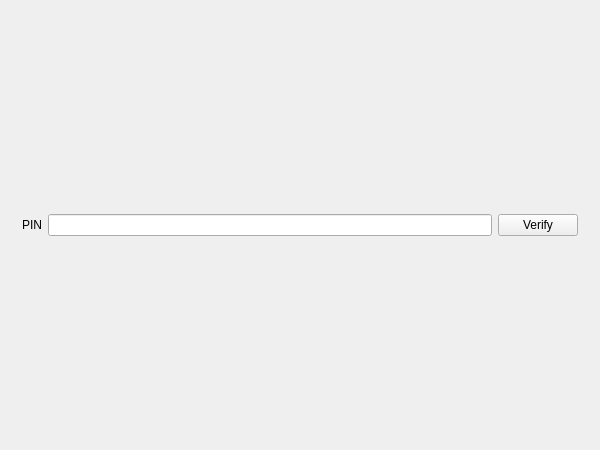
Old version of the form src/user/mainwidget.ui in the repository MichaelLugq/ukey-auth.
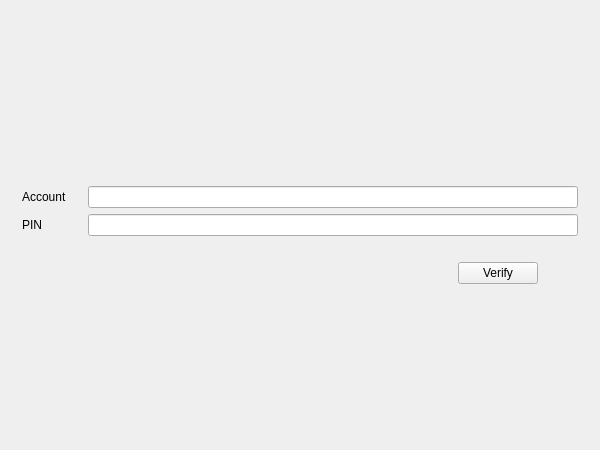
New version of the form. The open tabs and pages were chosen to show the change.

```diff
--- a/src/user/mainwidget.ui
+++ b/src/user/mainwidget.ui
@@ -22,22 +22,65 @@
      <widget class="QWidget" name="page_pin">
       <layout class="QVBoxLayout" name="verticalLayout_3">
        <item>
-        <spacer name="verticalSpacer_2">
+        <spacer name="verticalSpacer">
          <property name="orientation">
           <enum>Qt::Vertical</enum>
          </property>
          <property name="sizeHint" stdset="0">
           <size>
            <width>20</width>
-           <height>186</height>
+           <height>129</height>
           </size>
          </property>
         </spacer>
        </item>
+       <item>
+        <spacer name="horizontalSpacer_5">
+         <property name="orientation">
+          <enum>Qt::Horizontal</enum>
+         </property>
+         <property name="sizeHint" stdset="0">
+          <size>
+           <width>561</width>
+           <height>20</height>
+          </size>
+         </property>
+        </spacer>
+       </item>
+       <item>
+        <layout class="QHBoxLayout" name="horizontalLayout_7">
+         <item>
+          <widget class="QLabel" name="label_7">
+           <property name="minimumSize">
+            <size>
+             <width>60</width>
+             <height>0</height>
+            </size>
+           </property>
+           <property name="text">
+            <string>Account</string>
+           </property>
+          </widget>
+         </item>
+         <item>
+          <widget class="QLineEdit" name="edit_account">
+           <property name="readOnly">
+            <bool>true</bool>
+           </property>
+          </widget>
+         </item>
+        </layout>
+       </item>
        <item>
         <layout class="QHBoxLayout" name="horizontalLayout_5">
          <item>
           <widget class="QLabel" name="label_pin">
+           <property name="minimumSize">
+            <size>
+             <width>60</width>
+             <height>0</height>
+            </size>
+           </property>
            <property name="text">
             <string>PIN</string>
            </property>
@@ -46,6 +89,36 @@
          <item>
           <widget class="QLineEdit" name="edit_pin"/>
          </item>
+        </layout>
+       </item>
+       <item>
+        <spacer name="horizontalSpacer_3">
+         <property name="orientation">
+          <enum>Qt::Horizontal</enum>
+         </property>
+         <property name="sizeHint" stdset="0">
+          <size>
+           <width>561</width>
+           <height>20</height>
+          </size>
+         </property>
+        </spacer>
+       </item>
+       <item>
+        <layout class="QHBoxLayout" name="horizontalLayout_8">
+         <item>
+          <spacer name="horizontalSpacer_2">
+           <property name="orientation">
+            <enum>Qt::Horizontal</enum>
+           </property>
+           <property name="sizeHint" stdset="0">
+            <size>
+             <width>40</width>
+             <height>20</height>
+            </size>
+           </property>
+          </spacer>
+         </item>
          <item>
           <widget class="QPushButton" name="btn_verify_pin">
            <property name="text">
@@ -53,17 +126,24 @@
            </property>
           </widget>
          </item>
+         <item>
+          <widget class="QLabel" name="label_8">
+           <property name="text">
+            <string>          </string>
+           </property>
+          </widget>
+         </item>
         </layout>
        </item>
        <item>
-        <spacer name="verticalSpacer_3">
+        <spacer name="verticalSpacer_2">
          <property name="orientation">
           <enum>Qt::Vertical</enum>
          </property>
          <property name="sizeHint" stdset="0">
           <size>
            <width>20</width>
-           <height>154</height>
+           <height>128</height>
           </size>
          </property>
         </spacer>
```
